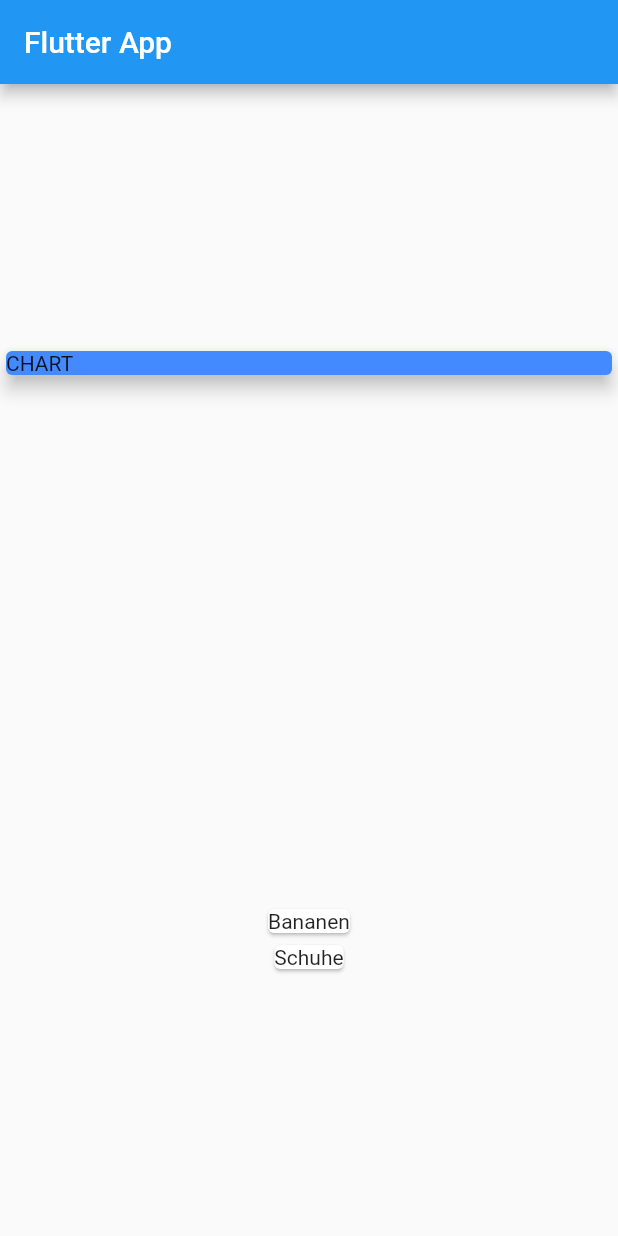
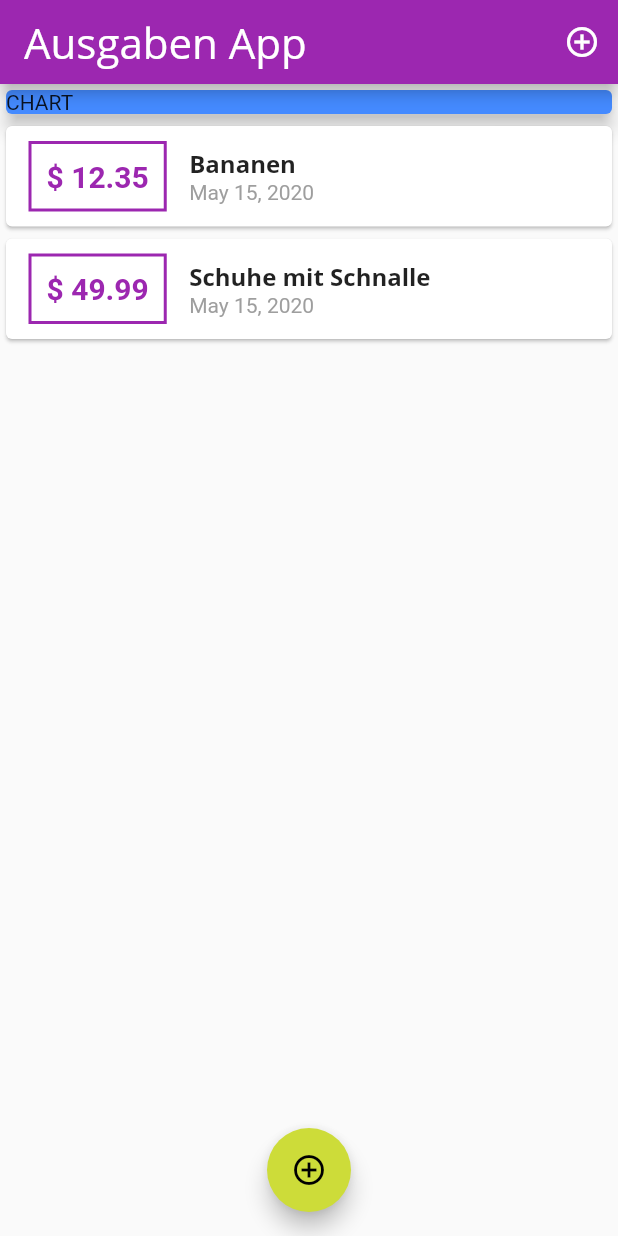
Before and after one commit to KonRadSoftware/FlutterAusgabenPlanner, a Flutter app: the screen it shows after launch, on a phone screen of 412 x 824 dp. Run offline on Flutter 3.47's test engine with Material 2 defaults, Android fonts, the phone set to English and light mode, and no system bars.

Commit message:
Udemy Video 93

```diff
--- a/ausgabenplanner/lib/main.dart
+++ b/ausgabenplanner/lib/main.dart
@@ -1,5 +1,8 @@
-import 'package:ausgabenplanner/transaction.dart';
+import 'package:ausgabenplanner/widgets/new_transactions.dart';
+import 'package:ausgabenplanner/widgets/transaction_list.dart';
 import 'package:flutter/material.dart';
+
+import 'models/transaction.dart';
 
 void main() => runApp(MyApp());
 
@@ -8,39 +11,77 @@ class MyApp extends StatelessWidget {
   @override
   Widget build(BuildContext context) {
     return MaterialApp(
-      title: 'Flutter Demo',
+      title: 'Ausgaben App',
       theme: ThemeData(
-        primarySwatch: Colors.blue,
+        primarySwatch: Colors.purple,
+        accentColor: Colors.lime,
+        fontFamily: "Quicksand",
+        textTheme: ThemeData.light().textTheme.copyWith(title: TextStyle(
+            fontFamily: "OpenSans",
+            fontWeight: FontWeight.bold,
+            fontSize: 16),),
+        appBarTheme: AppBarTheme(textTheme: ThemeData.light().textTheme.copyWith(
+          title: TextStyle(
+            fontFamily: "OpenSans",
+            fontSize: 28),),),
       ),
       home: MyHomePage(),
     );
   }
 }
 
-class MyHomePage extends StatelessWidget {
-  final List<Transaction> transactions = [
+class MyHomePage extends StatefulWidget {
+
+  @override
+  _MyHomePageState createState() => _MyHomePageState();
+}
+
+class _MyHomePageState extends State<MyHomePage> {
+  final List<Transaction> _userTransaction = [
     Transaction(
       id: "t1",
       title: "Bananen",
-      amount: 5.30,
+      amount: 12.35,
       date: DateTime.now(),
     ),
     Transaction(
       id: "t2",
-      title: "Schuhe",
-      amount: 49.90,
+      title: "Schuhe mit Schnalle",
+      amount: 49.99,
       date: DateTime.now(),
-    )
+    ),
   ];
+
+  void _addNewTransaction(String txTitle, double txAmound) {
+    final newTx = Transaction(
+        title: txTitle,
+        amount: txAmound,
+        date: DateTime.now(),
+        id: DateTime.now().toString());
+
+    setState(() {
+      _userTransaction.add(newTx);
+    });
+  }
+
+void startAddNewTransaction(BuildContext ctx){
+  showModalBottomSheet(context: ctx, builder: (_){
+return GestureDetector(child: NewTransaction(_addNewTransaction),behavior: HitTestBehavior.opaque,);
+  });
+}
 
   @override
   Widget build(BuildContext context) {
     return Scaffold(
       appBar: AppBar(
-        title: Text("Flutter App"),
+        title: Text("Ausgaben App"),
+        actions: <Widget>[
+          IconButton(icon: Icon(Icons.add_circle_outline), onPressed: () => startAddNewTransaction(context))
+        ],
       ),
-      body: Column(
-        mainAxisAlignment: MainAxisAlignment.spaceAround,
+      body: SingleChildScrollView(
+              child: Column(
+          //mainAxisAlignment: MainAxisAlignment.spaceAround,
           crossAxisAlignment: CrossAxisAlignment.stretch,
           children: <Widget>[
             Container(
@@ -51,14 +92,12 @@ class MyHomePage extends StatelessWidget {
               ),
               width: double.infinity,
             ),
-          Column(
-              children: transactions.map((tx) {
-            return Card(
-              child: Text(tx.title),
-            );
-          }).toList()),
+            TransactionList(_userTransaction),
           ],
         ),
+      ),
+      floatingActionButtonLocation: FloatingActionButtonLocation.centerFloat,
+      floatingActionButton: FloatingActionButton(onPressed: () => startAddNewTransaction(context), child: Icon(Icons.add_circle_outline)),
     );
   }
 }
--- /dev/null
+++ b/ausgabenplanner/lib/widgets/transaction_list.dart
@@ -0,0 +1,55 @@
+import 'package:ausgabenplanner/models/transaction.dart';
+import 'package:flutter/material.dart';
+import 'package:intl/intl.dart';
+
+class TransactionList extends StatelessWidget {
+  TransactionList(this.userTransaction);
+
+  final List<Transaction> userTransaction;
+
+  @override
+  Widget build(BuildContext context) {
+    return Container(
+      height: 300,
+      child: ListView.builder(
+         itemBuilder: (ctx, index){
+return Card(
+          child: Row(
+            children: <Widget>[
+              Container(
+                margin: EdgeInsets.symmetric(vertical: 10, horizontal: 15),
+                decoration: BoxDecoration(
+                    border: Border.all(color: Theme.of(context).primaryColor, width: 2)),
+                padding: EdgeInsets.all(10),
+                child: Text(
+                  "\$ ${userTransaction[index].amount.toStringAsFixed(2)}",
+                  style: TextStyle(
+                      fontWeight: FontWeight.bold,
+                      fontSize: 20,
+                      color: Colors.purple),
+                ),
+              ),
+              Column(
+                  crossAxisAlignment: CrossAxisAlignment.start,
+                  children: <Widget>[
+                    Text(
+                      userTransaction[index].title,
+                      style: Theme.of(context).textTheme.title,
+                      ),
+
+
+                    Text(
+                      DateFormat.yMMMMd().format(userTransaction[index].date),
+                      style: TextStyle(color: Colors.grey),
+                      textAlign: TextAlign.left,
+                    ),
+                  ]),
+            ],
+          ),
+        );
+         },
+         itemCount: userTransaction.length,
+          ),
+    );
+  }
+}
```
Also changed, not shown: ausgabenplanner/lib/widgets/new_transactions.dart (added, +61 -0 lines), ausgabenplanner/pubspec.yaml (+16 -7 lines), ausgabenplanner/assets/fonts/OpenSans-Bold.ttf (added), ausgabenplanner/assets/fonts/OpenSans-Regular.ttf (added), ausgabenplanner/assets/fonts/Quicksand-Bold.ttf (added), ausgabenplanner/assets/fonts/Quicksand-Light.ttf (added), ausgabenplanner/assets/fonts/Quicksand-Medium.ttf (added), ausgabenplanner/assets/fonts/Quicksand-Regular.ttf (added), ausgabenplanner/lib/models/transaction.dart (renamed from ausgabenplanner/lib/transaction.dart), ausgabenplanner/pubspec.lock, 1 other file. Lines whose indentation alone changed are shown as unchanged.
